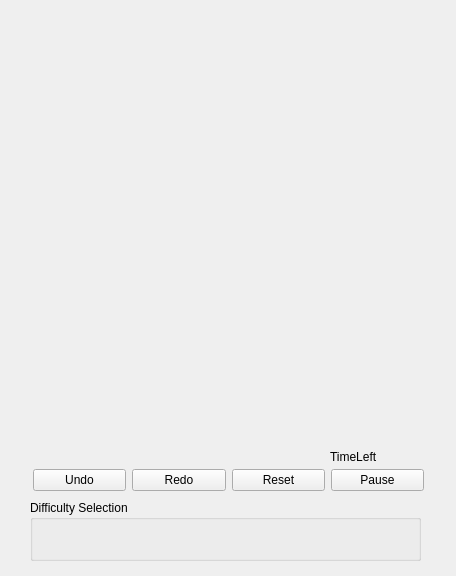
First picture: the form in mainwnd.ui, repository laekov/qtsudoku, before the edit.
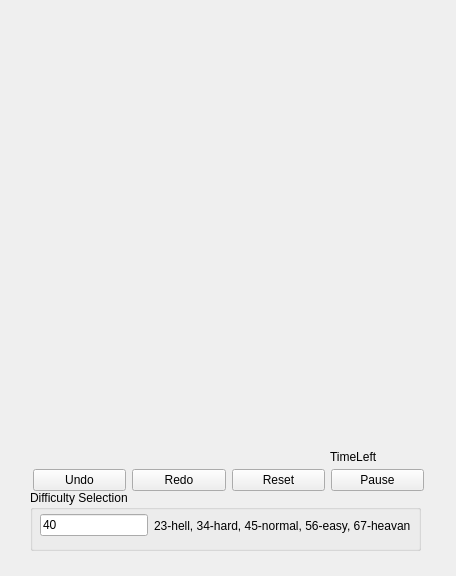
Second picture: the form after the edit.

```diff
--- a/mainwnd.ui
+++ b/mainwnd.ui
@@ -69,7 +69,7 @@
    <property name="geometry">
     <rect>
      <x>30</x>
-     <y>500</y>
+     <y>490</y>
      <width>391</width>
      <height>61</height>
     </rect>
@@ -77,6 +77,32 @@
    <property name="title">
     <string>Difficulty Selection</string>
    </property>
+   <widget class="QWidget" name="horizontalLayoutWidget_2">
+    <property name="geometry">
+     <rect>
+      <x>10</x>
+      <y>20</y>
+      <width>371</width>
+      <height>31</height>
+     </rect>
+    </property>
+    <layout class="QHBoxLayout" name="horizontalLayout_3">
+     <item>
+      <widget class="QLineEdit" name="diffLvEdit">
+       <property name="text">
+        <string>40</string>
+       </property>
+      </widget>
+     </item>
+     <item>
+      <widget class="QLabel" name="label">
+       <property name="text">
+        <string>23-hell, 34-hard, 45-normal, 56-easy, 67-heavan</string>
+       </property>
+      </widget>
+     </item>
+    </layout>
+   </widget>
   </widget>
   <widget class="QLabel" name="labelTime">
    <property name="geometry">
```
Left out of the diff: 2 changed lines with no effect on the pictures.
